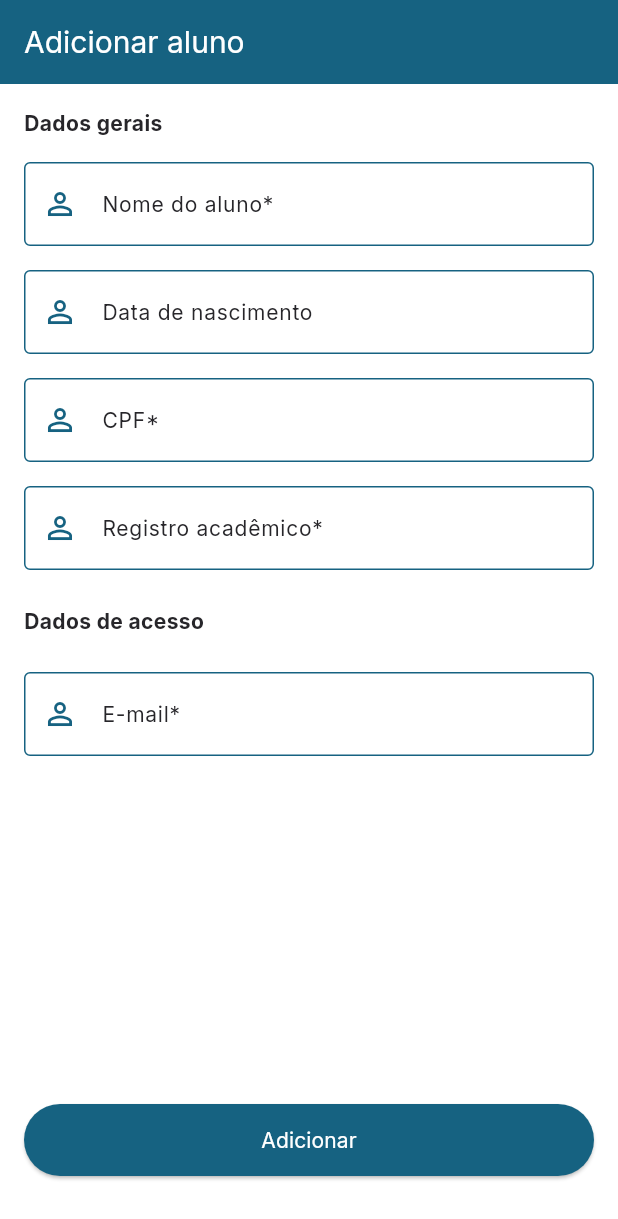
After one commit to nathaliaporcelli/challenge-developer-flutter, a Flutter app: the AddEditStudentPage screen opened by its route, after a tap on "Adicionar", on a phone screen of 412 x 824 dp. The commit adds this screen. Shown: the top 1219 px of the screen. Run offline on Flutter 3.47's test engine with Material 3 defaults, Android fonts, the phone set to English and light mode, and no system bars; our stand-ins replace dio, get_it, go_router, google_fonts.

Commit message:
feat: add create/edit student

```diff
--- a/lib/src/app_router.dart
+++ b/lib/src/app_router.dart
@@ -6,6 +6,8 @@ import 'core/services/injector/injector.dart';
 import 'modules/auth/presenter/pages/auth_page.dart';
 import 'modules/auth/presenter/stores/auth_store.dart';
 import 'modules/dashboard/dashboard_page.dart';
+import 'modules/dashboard/submodules/menu/domain/entities/student_entity.dart';
+import 'modules/dashboard/submodules/menu/presenter/pages/add_edit_student_page.dart';
 import 'modules/dashboard/submodules/menu/presenter/stores/menu_store.dart';
 import 'modules/splash/presenter/pages/splash_page.dart';
 
@@ -35,14 +37,24 @@ class AppRouter {
       ),
       GoRoute(
         path: Routes.login.path,
+        name: Routes.login.name,
         builder: (_, __) => AuthPage(
           authStore: Injector.retrive<AuthStore>(),
         ),
       ),
       GoRoute(
         path: Routes.dashboard.path,
+        name: Routes.dashboard.name,
         builder: (_, __) => DashboardPage(
           menuStore: Injector.retrive<MenuStore>(),
+        ),
+      ),
+      GoRoute(
+        path: Routes.addEditStudent.path,
+        name: Routes.addEditStudent.name,
+        builder: (_, state) => AddEditStudentPage(
+          menuStore: Injector.retrive<MenuStore>(),
+          studentEntity: state.extra as StudentEntity?,
         ),
       ),
     ];
--- a/lib/src/core/routes/routes.dart
+++ b/lib/src/core/routes/routes.dart
@@ -1,9 +1,11 @@
 enum Routes {
-  splash('/'),
-  login('/login'),
-  dashboard('/dashboard');
+  splash('splash', '/'),
+  login('login', '/login'),
+  dashboard('dashboard', '/dashboard'),
+  addEditStudent('addEditStudent', '/addEditStudent');
 
+  final String name;
   final String path;
 
-  const Routes(this.path);
+  const Routes(this.name, this.path);
 }
--- a/lib/src/modules/dashboard/submodules/menu/data/repositories/menu_repository.dart
+++ b/lib/src/modules/dashboard/submodules/menu/data/repositories/menu_repository.dart
@@ -33,6 +33,18 @@ class MenuRepository implements IMenuRepository {
   }
 
   @override
+  Future<void> putStudent(int id, StudentDTO studentDto) async {
+    final data = StudentDTOAdapter.toMap(studentDto);
+
+    final dto = ClientRequestDTO(
+      path: 'student/$id',
+      data: data,
+    );
+
+    await clientService.put(dto);
+  }
+
+  @override
   Future<void> postStudent(StudentDTO dto) async {
     final studentDto = StudentDTOAdapter.toMap(dto);
 
--- a/lib/src/modules/dashboard/submodules/menu/domain/repositories/i_menu_repository.dart
+++ b/lib/src/modules/dashboard/submodules/menu/domain/repositories/i_menu_repository.dart
@@ -4,5 +4,6 @@ import '../entities/student_entity.dart';
 abstract interface class IMenuRepository {
   Future<List<StudentEntity>> getAllStudents();
   Future<void> postStudent(StudentDTO dto);
+  Future<void> putStudent(int id, StudentDTO dto);
   Future<void> deleteStudentById(int id);
 }
--- /dev/null
+++ b/lib/src/modules/dashboard/submodules/menu/presenter/pages/add_edit_student_page.dart
@@ -0,0 +1,160 @@
+import 'package:design_system/design_system.dart';
+import 'package:flutter/material.dart';
+
+import '../../../../../../core/mixins/validation_mixin.dart';
+import '../../domain/dtos/student_dto.dart';
+import '../../domain/entities/student_entity.dart';
+import '../stores/menu_store.dart';
+import '../widgets/menu_app_bar.dart';
+
+class AddEditStudentPage extends StatefulWidget {
+  final StudentEntity? studentEntity;
+  final MenuStore menuStore;
+
+  const AddEditStudentPage({
+    super.key,
+    required this.studentEntity,
+    required this.menuStore,
+  });
+
+  @override
+  State<AddEditStudentPage> createState() => _AddEditStudentPageState();
+}
+
+class _AddEditStudentPageState extends State<AddEditStudentPage> with ValidationMixin {
+  late final bool isEdit;
+  final formKey = GlobalKey<FormState>();
+  final nameController = TextEditingController();
+  final dateController = TextEditingController();
+  final cpfController = TextEditingController();
+  final academicRecordController = TextEditingController();
+  final emailController = TextEditingController();
+
+  @override
+  void initState() {
+    super.initState();
+
+    isEdit = widget.studentEntity != null;
+
+    if (isEdit) {
+      nameController.text = widget.studentEntity!.name;
+      if (widget.studentEntity!.birthDate != null) {
+        dateController.text = widget.studentEntity!.birthDate!.formatToDDMMYYYY();
+      }
+      cpfController.text = widget.studentEntity!.cpf;
+      academicRecordController.text = widget.studentEntity!.academicRecord;
+      emailController.text = widget.studentEntity!.email;
+    }
+  }
+
+  @override
+  void dispose() {
+    nameController.dispose();
+    dateController.dispose();
+    cpfController.dispose();
+    academicRecordController.dispose();
+    emailController.dispose();
+    super.dispose();
+  }
+
+  @override
+  Widget build(BuildContext context) {
+    return Scaffold(
+      appBar: MenuAppBar(title: isEdit ? 'Editar aluno' : 'Adicionar aluno'),
+      body: Padding(
+        padding: const EdgeInsets.symmetric(horizontal: 16, vertical: 16),
+        child: Form(
+          key: formKey,
+          child: Column(
+            children: [
+              Expanded(
+                child: ListView(
+                  physics: const RangeMaintainingScrollPhysics(),
+                  padding: const EdgeInsets.only(bottom: 16),
+                  children: [
+                    Text(
+                      'Dados gerais',
+                      style: context.texts.label.copyWith(
+                        fontWeight: FontWeight.bold,
+                      ),
+                    ),
+                    const SizedBox(height: 16),
+                    CeslaTextField(
+                      labelText: 'Nome do aluno*',
+                      prefixIcon: Icons.person_outline,
+                      controller: nameController,
+                      validator: isNotEmpty,
+                    ),
+                    const SizedBox(height: 16),
+                    CeslaDateTextField(
+                      controller: dateController,
+                    ),
+                    const SizedBox(height: 16),
+                    CeslaTextField(
+                      labelText: 'CPF*',
+                      prefixIcon: Icons.person_outline,
+                      controller: cpfController,
+                      validator: isNotEmpty,
+                    ),
+                    const SizedBox(height: 16),
+                    CeslaTextField(
+                      labelText: 'Registro acadêmico*',
+                      prefixIcon: Icons.person_outline,
+                      controller: academicRecordController,
+                      validator: isNotEmpty,
+                    ),
+                    const SizedBox(height: 24),
+                    Text(
+                      'Dados de acesso',
+                      style: context.texts.label.copyWith(
+                        fontWeight: FontWeight.bold,
+                      ),
+                    ),
+                    const SizedBox(height: 24),
+                    CeslaTextField(
+                      labelText: 'E-mail*',
+                      prefixIcon: Icons.person_outline,
+                      controller: emailController,
+                      validator: isNotEmpty,
+                    ),
+                  ],
+                ),
+              ),
+              CeslaElevatedButton(
+                title: isEdit ? 'Editar' : 'Adicionar',
+                onPressed: onSave,
+              ),
+              const SizedBox(height: 24),
+            ],
+          ),
+        ),
+      ),
+    );
+  }
+
+  Future<void> onSave() async {
+    if (isEdit) {
+      await widget.menuStore.editStudent(
+        widget.studentEntity!.id,
+        StudentDTO(
+          name: nameController.text,
+          email: emailController.text,
+          birthDate: dateController.text.dateTimeFromDDMMYYYY(),
+          academicRecord: academicRecordController.text,
+          cpf: cpfController.text,
+        ),
+      );
+      return;
+    }
+
+    await widget.menuStore.addStudent(
+      StudentDTO(
+        name: nameController.text,
+        email: emailController.text,
+        birthDate: dateController.text.dateTimeFromDDMMYYYY(),
+        academicRecord: academicRecordController.text,
+        cpf: cpfController.text,
+      ),
+    );
+  }
+}
--- a/lib/src/modules/dashboard/submodules/menu/presenter/widgets/menu_app_bar.dart
+++ b/lib/src/modules/dashboard/submodules/menu/presenter/widgets/menu_app_bar.dart
@@ -1,5 +1,6 @@
 import 'package:design_system/design_system.dart';
 import 'package:flutter/material.dart';
+import 'package:go_router/go_router.dart';
 
 class MenuAppBar extends StatelessWidget implements PreferredSizeWidget {
   final String title;
@@ -13,6 +14,16 @@ class MenuAppBar extends StatelessWidget implements PreferredSizeWidget {
   Widget build(BuildContext context) {
     return AppBar(
       backgroundColor: context.colors.primary,
+      automaticallyImplyLeading: false,
+      leading: context.canPop()
+          ? IconButton(
+              icon: const Icon(
+                Icons.arrow_back,
+                color: Colors.white,
+              ),
+              onPressed: () => context.pop(),
+            )
+          : null,
       title: Text(
         title,
         style: context.texts.header.copyWith(
--- a/lib/src/modules/dashboard/submodules/menu/presenter/widgets/student_card_widget.dart
+++ b/lib/src/modules/dashboard/submodules/menu/presenter/widgets/student_card_widget.dart
@@ -61,7 +61,7 @@ class StudentCard extends StatelessWidget {
               Material(
                 child: InkWell(
                   borderRadius: BorderRadius.circular(18),
-                  onTap: () {},
+                  onTap: onTapEdit,
                   child: SizedBox(
                     height: 36,
                     width: 36,
--- a/packages/design_system/lib/src/common/common.dart
+++ b/packages/design_system/lib/src/common/common.dart
@@ -1,5 +1,7 @@
 export 'constants/cesla_images.dart';
 export 'extensions/cesla_text_styles_extension.dart';
 export 'extensions/context_theme_extensions.dart';
+export 'extensions/date_time_extension.dart';
+export 'extensions/string_extension.dart';
 export 'settings/system_chrome_settings.dart';
 export 'themes/cesla_theme.dart';
--- /dev/null
+++ b/packages/design_system/lib/src/common/extensions/string_extension.dart
@@ -0,0 +1,13 @@
+extension StringExtension on String? {
+  DateTime dateTimeFromDDMMYYYY() {
+    if (this == null) return DateTime.now();
+
+    final date = this!.split('/');
+
+    return DateTime(
+      int.parse(date[2]),
+      int.parse(date[1]),
+      int.parse(date[0]),
+    );
+  }
+}
--- /dev/null
+++ b/packages/design_system/lib/src/widgets/text_fields/cesla_date_text_field_widget.dart
@@ -0,0 +1,34 @@
+import 'package:flutter/material.dart';
+
+import '../../../design_system.dart';
+
+class CeslaDateTextField extends StatelessWidget {
+  final TextEditingController controller;
+
+  const CeslaDateTextField({
+    super.key,
+    required this.controller,
+  });
+
+  @override
+  Widget build(BuildContext context) {
+    return CeslaTextField(
+      labelText: 'Data de nascimento',
+      prefixIcon: Icons.person_outline,
+      controller: controller,
+      readOnly: true,
+      onTap: () async {
+        final date = await showDatePicker(
+          context: context,
+          initialDate: controller.text.isNotEmpty ? controller.text.dateTimeFromDDMMYYYY() : DateTime.now(),
+          firstDate: DateTime(1900),
+          lastDate: DateTime.now(),
+        );
+
+        if (date != null) {
+          controller.text = date.formatToDDMMYYYY();
+        }
+      },
+    );
+  }
+}
--- a/packages/design_system/lib/src/widgets/text_fields/cesla_text_field_widget.dart
+++ b/packages/design_system/lib/src/widgets/text_fields/cesla_text_field_widget.dart
@@ -7,12 +7,14 @@ class CeslaTextField extends StatelessWidget {
   final String? initialValue;
   final IconData? prefixIcon;
   final IconData? suffixIcon;
-  final Function()? onPressedSuffix;
+  final VoidCallback? onPressedSuffix;
   final Function(String)? onChanged;
   final TextEditingController? controller;
   final String? Function(String?)? validator;
   final Function(String?)? onSaved;
   final bool obscureText;
+  final VoidCallback? onTap;
+  final bool readOnly;
 
   const CeslaTextField({
     super.key,
@@ -26,11 +28,15 @@ class CeslaTextField extends StatelessWidget {
     this.validator,
     this.onSaved,
     this.obscureText = false,
+    this.onTap,
+    this.readOnly = false,
   });
 
   @override
   Widget build(BuildContext context) {
     return TextFormField(
+      onTap: onTap,
+      readOnly: readOnly,
       autovalidateMode: AutovalidateMode.onUserInteraction,
       initialValue: initialValue,
       controller: controller,
--- a/packages/design_system/lib/src/widgets/widgets.dart
+++ b/packages/design_system/lib/src/widgets/widgets.dart
@@ -1,6 +1,7 @@
 export 'buttons/cesla_elevated_button_widget.dart';
 export 'buttons/cesla_outlined_button_widget.dart';
 export 'images/cesla_image_widget.dart';
+export 'text_fields/cesla_date_text_field_widget.dart';
 export 'text_fields/cesla_password_text_field_widget.dart';
 export 'text_fields/cesla_text_field_widget.dart';
 export 'toasts/cesla_error_toast.dart';
```
Also changed, not shown: lib/src/modules/dashboard/submodules/menu/presenter/pages/menu_page.dart (+11 -2 lines), lib/src/modules/dashboard/submodules/menu/presenter/stores/menu_store.dart (+13 -1 lines), lib/src/modules/dashboard/submodules/menu/presenter/widgets/float_action_add_student_widget.dart (+10 -2 lines), packages/design_system/lib/src/common/extensions/date_time_extension.dart (added, +9 -0 lines).
